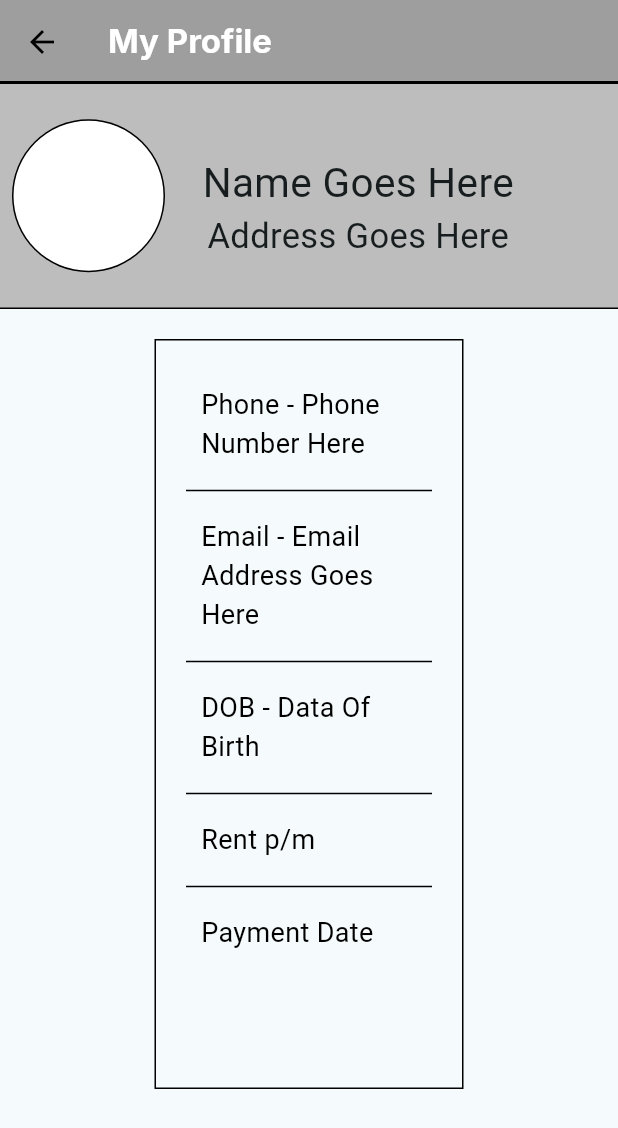
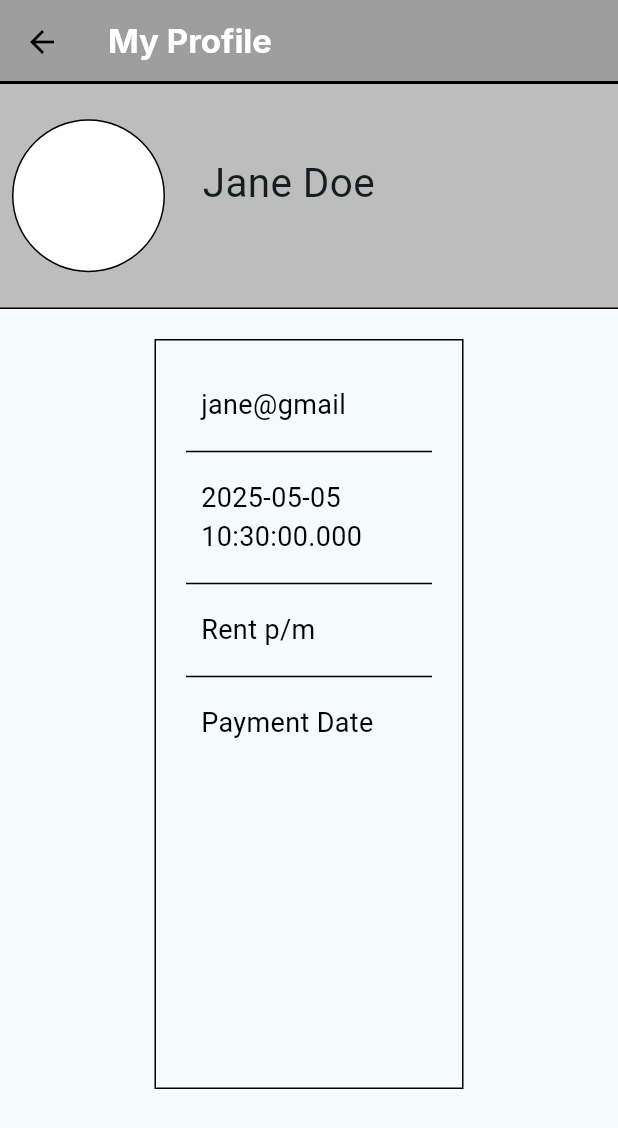
Before and after one commit to 6B-Best-group/TheHousemateApp, a Flutter app: the UserProfile screen opened by its route, on a phone screen of 412 x 824 dp. Shown: the top 1128 px of the screen. Run offline on Flutter 3.47's test engine with Material 3 defaults, Android fonts, the phone set to English and light mode, and no system bars; our stand-ins replace flutter_calendar_carousel.

```diff
--- a/housemate_app/lib/profile.dart
+++ b/housemate_app/lib/class/profile.dart
@@ -1,11 +1,11 @@
-class UserProfile {
+class User {
   bool loggedIn = false;
   String firstName = "";
   String lastName = "";
   String email = "";
   String username = "";
   DateTime dob = DateTime(2025);
-  UserProfile();
+  User();
 
   void logOut() {
     loggedIn = false;
@@ -53,4 +53,8 @@ class UserProfile {
   String getUsername() {
     return username;
   }
+
+  String getDOB() {
+    return '$dob';
+  }
 }
--- a/housemate_app/lib/main.dart
+++ b/housemate_app/lib/main.dart
@@ -1,7 +1,11 @@
 import 'package:flutter/material.dart';
 import 'package:housemate_app/calender-page/calender.dart';
+import 'package:housemate_app/class/house.dart';
+import 'package:housemate_app/create_house.dart';
 import 'package:housemate_app/home.dart';
+import 'package:housemate_app/class/profile.dart';
 import 'package:housemate_app/shopping_list.dart';
+import 'package:housemate_app/sign_up.dart';
 import 'package:housemate_app/user_profile.dart';
 import 'package:housemate_app/utils/theme.dart';
 import 'package:housemate_app/log_in.dart';
@@ -10,8 +14,12 @@ import 'package:housemate_app/class/shoppingItem.dart';
 List<ShoppingItem> shoppingList = [];
 List<ShoppingItem> broughItems = [];
 List<String> housemates = []; //placeholder code
+User currentUser = User();
+House house = House();
 
 void main() {
+  currentUser.createUser(
+      "Jane", "Doe", "Jane.Doe", "jane@gmail", DateTime.now());
   // Test comment.
   WidgetsFlutterBinding.ensureInitialized();
   runApp(const MyApp());
@@ -29,12 +37,14 @@ class MyApp extends StatelessWidget {
       title: 'Dweller',
       theme: defaultTheme,
       //home: const MyHomePage(title: 'Housemate App'),
-      initialRoute: '/',
+      initialRoute: '/createHouse',
       routes: {
-        '/': (context) => const MyHomePage(title: 'Housemate App'),
+        '/': (context) => const MyHomePage(title: 'Dweller'),
         '/shoppingList': (context) => const shopping_list(),
         '/userProfile': (context) => const UserProfile(),
         '/calenderPage': (context) => const CalenderPage(),
+        '/createHouse': (context) => const CreateHouse(),
+        '/signUp': (context) => const sign_up(),
       },
     );
   }
--- a/housemate_app/lib/user_profile.dart
+++ b/housemate_app/lib/user_profile.dart
@@ -1,4 +1,6 @@
 import 'package:flutter/material.dart';
+import 'package:housemate_app/main.dart';
+import 'class/profile.dart';
 
 class UserProfile extends StatefulWidget {
   const UserProfile({super.key});
@@ -26,8 +28,8 @@ class _UserProfileState extends State<UserProfile> {
                   //   bottomRight: const Radius.circular(10),
                   //   bottomLeft: Radius.circular(10),
                   // ),
-                  border: const Border(bottom: const BorderSide(color: Colors.black,width: 1))
-                  ),
+                  border: const Border(
+                      bottom: const BorderSide(color: Colors.black, width: 1))),
               child: Padding(
                 padding: const EdgeInsets.all(8),
                 child: Row(
@@ -42,24 +44,25 @@ class _UserProfileState extends State<UserProfile> {
                         maxRadius: 50.0,
                         minRadius: 50.0,
                         backgroundColor: Colors.white,
-                        backgroundImage: null,//AssetImage('Insert profile picture here'),
+                        backgroundImage:
+                            null, //AssetImage('Insert profile picture here'),
                       ),
                     ),
-                    const Padding(
-                      padding: EdgeInsets.only(left: 25,top: 8,bottom:8),
+                    Padding(
+                      padding: EdgeInsets.only(left: 25, top: 8, bottom: 8),
                       child: Column(
                         children: [
                           SizedBox(
                             height: 30.0,
                           ),
                           Text(
-                            'Name Goes Here',
+                            '${currentUser.getFirstName()} ${currentUser.getLastName()}', //user.getFirstName(),
                             style: TextStyle(
                               fontSize: 27,
                             ),
                           ),
                           Text(
-                            'Address Goes Here',
+                            house.address1,
                             style: TextStyle(
                               fontSize: 23,
                             ),
@@ -81,7 +84,7 @@ class _UserProfileState extends State<UserProfile> {
                   color: Colors.black,
                   width: 1.0,
                 )),
-                child: const Padding(
+                child: Padding(
                   padding: EdgeInsets.all(20.0),
                   child: Column(
                     mainAxisAlignment: MainAxisAlignment.start,
@@ -90,30 +93,18 @@ class _UserProfileState extends State<UserProfile> {
                       Padding(
                         padding: EdgeInsets.all(10.0),
                         child: Text(
-                          'Phone - Phone Number Here',
+                          currentUser.getEmail(),
                           //textAlign: TextAlign.center,
-                          style:
-                              TextStyle(fontSize: 18, color: Colors.black),
+                          style: TextStyle(fontSize: 18, color: Colors.black),
                         ),
                       ),
                       Divider(),
                       Padding(
                         padding: EdgeInsets.all(10.0),
                         child: Text(
-                          'Email - Email Address Goes Here',
+                          currentUser.getDOB(),
                           //textAlign: TextAlign.center,
-                          style:
-                              TextStyle(fontSize: 18, color: Colors.black),
-                        ),
-                      ),
-                      Divider(),
-                      Padding(
-                        padding: EdgeInsets.all(10.0),
-                        child: Text(
-                          'DOB - Data Of Birth',
-                          //textAlign: TextAlign.center,
-                          style:
-                              TextStyle(fontSize: 18, color: Colors.black),
+                          style: TextStyle(fontSize: 18, color: Colors.black),
                         ),
                       ),
                       Divider(),
@@ -122,8 +113,7 @@ class _UserProfileState extends State<UserProfile> {
                           child: Text(
                             'Rent p/m',
                             //textAlign: TextAlign.center,
-                            style: TextStyle(
-                                fontSize: 18, color: Colors.black),
+                            style: TextStyle(fontSize: 18, color: Colors.black),
                           )),
                       Divider(),
                       Padding(
@@ -131,8 +121,7 @@ class _UserProfileState extends State<UserProfile> {
                           child: Text(
                             'Payment Date',
                             //textAlign: TextAlign.center,
-                            style: TextStyle(
-                                fontSize: 18, color: Colors.black),
+                            style: TextStyle(fontSize: 18, color: Colors.black),
                           )),
                     ],
                   ),
```
Also changed, not shown: housemate_app/lib/class/house.dart (added, +18 -0 lines), housemate_app/lib/create_house.dart (+33 -10 lines), housemate_app/lib/home.dart (+41 -52 lines), housemate_app/lib/sign_up.dart (+4 -5 lines), housemate_app/lib/welcome.dart (added, +17 -0 lines), housemate_app/pubspec.lock, 1 other file.
